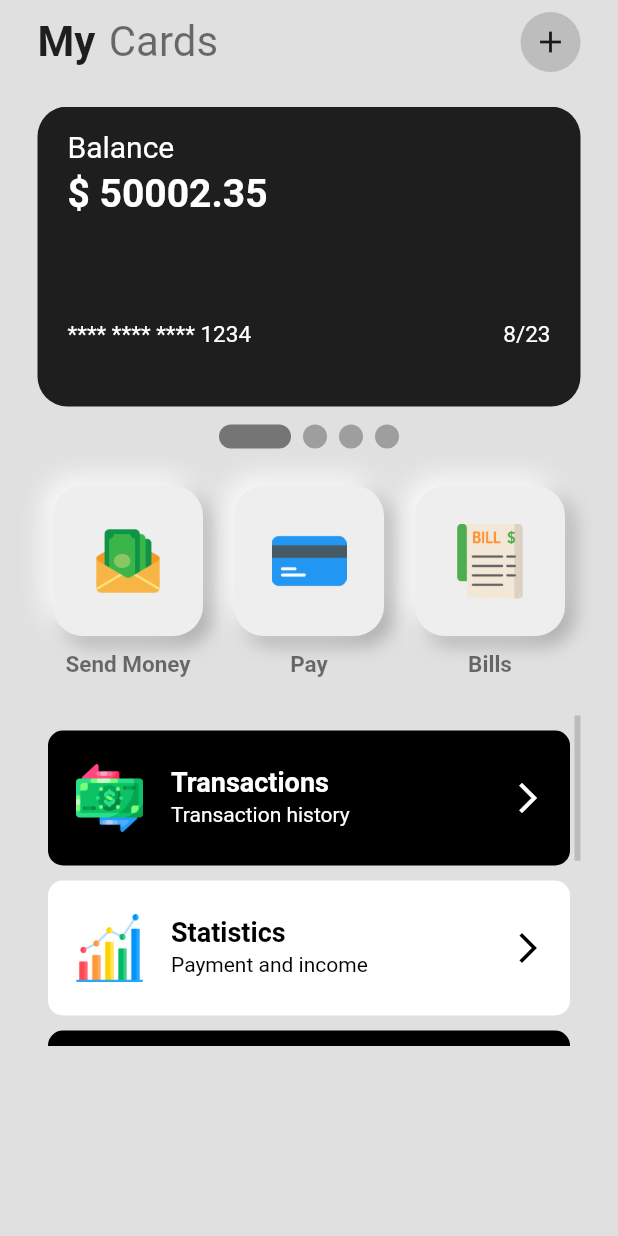
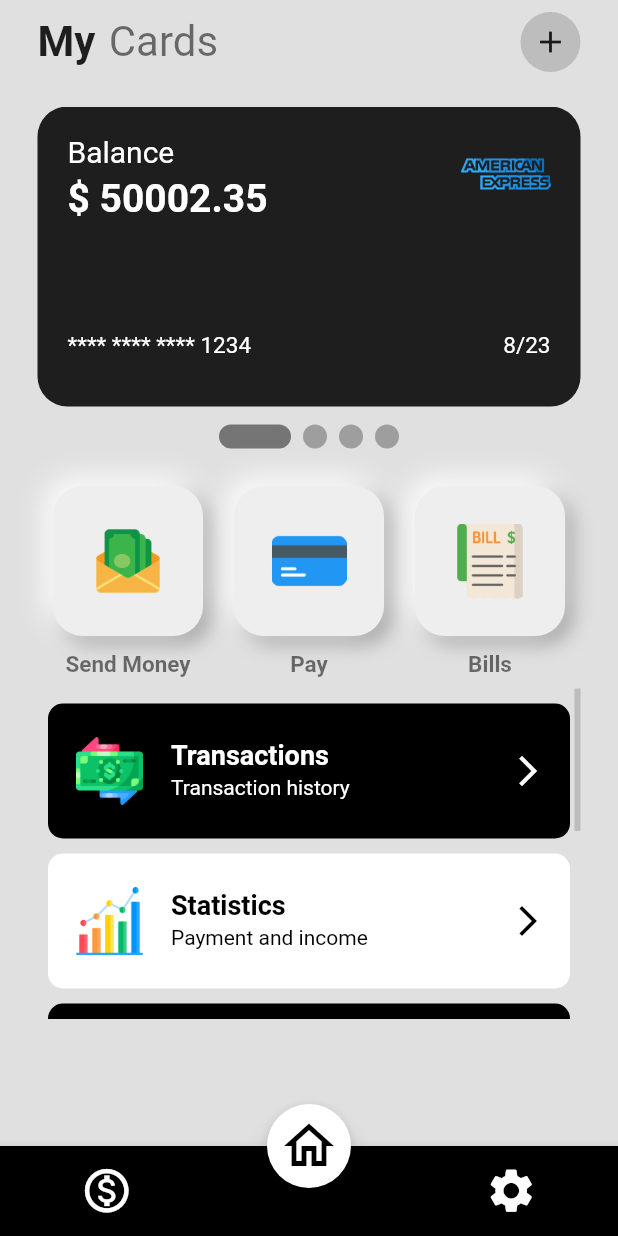
Before and after one commit to aaade-pm/FLUTTER-DAILY-UI-CHALLENGE, a Flutter app: the screen it shows after launch, on a phone screen of 412 x 824 dp. Run offline on Flutter 3.47's test engine with Material 2 defaults, Android fonts, the phone set to English and light mode, and no system bars; drawn by our look-alikes of smooth_page_indicator; our stand-ins replace percent_indicator.

Commit message:
added card logo, bottom appbar and few adjustments

```diff
--- a/lib/UI/wallet app/util/my_card.dart
+++ b/lib/UI/wallet app/util/my_card.dart
@@ -3,20 +3,21 @@ import 'package:flutter/material.dart';
 class MyCard extends StatelessWidget {
   final double balance;
   final currency;
+  final String cardType;
   final color;
   final int cardNumber;
   final int expiryMonth;
   final int expiryYear;
 
-  const MyCard({
-    super.key,
+  const MyCard(
+      {super.key,
       required this.balance,
       required this.currency,
+      required this.cardType,
       required this.cardNumber,
       required this.color,
       required this.expiryMonth,
-    required this.expiryYear,
-  });
+      required this.expiryYear});
 
   @override
   Widget build(BuildContext context) {
@@ -35,7 +36,10 @@ class MyCard extends StatelessWidget {
           children: [
             Padding(
               padding: const EdgeInsets.only(top: 15, left: 20),
-              child: Column(
+              child: Row(
+                mainAxisAlignment: MainAxisAlignment.spaceBetween,
+                children: [
+                  Column(
                     crossAxisAlignment: CrossAxisAlignment.start,
                     children: [
                       const Text(
@@ -56,6 +60,19 @@ class MyCard extends StatelessWidget {
                           fontSize: 26,
                         ),
                       )
+                    ],
+                  ),
+                  Container(
+                    height: 60,
+                    width: 60,
+                    margin: const EdgeInsets.only(
+                      right: 20,
+                      bottom: 5,
+                    ),
+                    child: Image.asset(
+                      cardType,
+                    ),
+                  ),
                 ],
               ),
             ),
--- a/lib/UI/wallet app/wallet_ui.dart
+++ b/lib/UI/wallet app/wallet_ui.dart
@@ -18,6 +18,40 @@ class _WalletUiState extends State<WalletUi> {
   Widget build(BuildContext context) {
     return Scaffold(
       backgroundColor: Colors.grey[300],
+
+      //creating a navigation bar with floating action button
+      floatingActionButton: FloatingActionButton(
+        onPressed: () {},
+        backgroundColor: Colors.white,
+        child: const Icon(
+          Icons.home_outlined,
+          color: Colors.black,
+          size: 40,
+        ),
+      ),
+      floatingActionButtonLocation: FloatingActionButtonLocation.centerDocked,
+      bottomNavigationBar: const BottomAppBar(
+        height: 60,
+        color: Colors.black,
+        child: Row(
+          mainAxisAlignment: MainAxisAlignment.spaceAround,
+          children: [
+            Icon(
+              Icons.monetization_on_outlined,
+              color: Colors.white,
+              size: 35,
+            ),
+            SizedBox(
+              width: 20,
+            ),
+            Icon(
+              Icons.settings,
+              color: Colors.white,
+              size: 35,
+            ),
+          ],
+        ),
+      ),
       body: SafeArea(
         child: Column(
           children: [
@@ -75,6 +109,7 @@ class _WalletUiState extends State<WalletUi> {
                   MyCard(
                       balance: 50002.35,
                       currency: '\$',
+                      cardType: 'assets/images/american-express.png',
                       cardNumber: 1234,
                       color: Colors.black87,
                       expiryMonth: 8,
@@ -82,6 +117,7 @@ class _WalletUiState extends State<WalletUi> {
                   MyCard(
                       balance: 300.86,
                       currency: '₤',
+                      cardType: 'assets/images/visa.png',
                       cardNumber: 5678,
                       color: Color.fromARGB(255, 179, 164, 28),
                       expiryMonth: 8,
@@ -89,6 +125,7 @@ class _WalletUiState extends State<WalletUi> {
                   MyCard(
                       balance: 528.27,
                       currency: '£',
+                      cardType: 'assets/images/american-express.png',
                       cardNumber: 4321,
                       color: Color.fromARGB(255, 115, 114, 114),
                       expiryMonth: 8,
@@ -96,6 +133,7 @@ class _WalletUiState extends State<WalletUi> {
                   MyCard(
                       balance: 7500000,
                       currency: '₦',
+                      cardType: 'assets/images/mastercard.png',
                       cardNumber: 8765,
                       color: Color.fromARGB(255, 25, 94, 27),
                       expiryMonth: 8,
@@ -142,18 +180,22 @@ class _WalletUiState extends State<WalletUi> {
               ),
             ),
 
+            const SizedBox(
+              height: 7,
+            ),
+
             //creating listview
             Padding(
-              padding: const EdgeInsets.all(25),
+              padding: const EdgeInsets.symmetric(horizontal: 25),
               child: Container(
                 height: 220,
                 color: Colors.transparent,
                 child: Scrollbar(
                   thumbVisibility: true,
                   child: ListView(
-                    children: const [
+                    children: [
                       //Transaction history
-                      MyList(
+                      const MyList(
                         tileColor: Colors.black,
                         leadingImage: 'assets/images/transaction.png',
                         titleText: 'Transactions',
@@ -164,7 +206,7 @@ class _WalletUiState extends State<WalletUi> {
                       ),
 
                       //Statistics
-                      MyList(
+                      const MyList(
                         tileColor: Colors.white,
                         leadingImage: 'assets/images/analysis.png',
                         titleText: 'Statistics',
@@ -175,7 +217,7 @@ class _WalletUiState extends State<WalletUi> {
                       ),
 
                       //Overdraft
-                      MyList(
+                      const MyList(
                         tileColor: Colors.black,
                         leadingImage: 'assets/images/signing.png',
                         titleText: 'Overdraft',
@@ -184,7 +226,7 @@ class _WalletUiState extends State<WalletUi> {
                         subtitleTextColor: Colors.white,
                         trailingIconColor: Colors.white,
                       ),
-                      MyList(
+                      const MyList(
                         tileColor: Colors.white,
                         leadingImage: 'assets/images/qr-code.png',
                         titleText: 'Scan QR',
@@ -193,7 +235,11 @@ class _WalletUiState extends State<WalletUi> {
                         subtitleTextColor: Colors.black,
                         trailingIconColor: Colors.black,
                       ),
-                      MyList(
+                      Container(
+                        margin: const EdgeInsets.only(
+                          bottom: 10,
+                        ),
+                        child: const MyList(
                           tileColor: Colors.black,
                           leadingImage: 'assets/images/accountant.png',
                           titleText: 'Account Officer',
@@ -201,6 +247,7 @@ class _WalletUiState extends State<WalletUi> {
                           subtitleText: 'Speak to your account officer',
                           subtitleTextColor: Colors.white,
                           trailingIconColor: Colors.white,
+                        ),
                       ),
                     ],
                   ),
```
Also changed, not shown: assets/images/american-express.png (added), assets/images/mastercard.png (added), assets/images/visa.png (added). Lines whose indentation alone changed are shown as unchanged.
